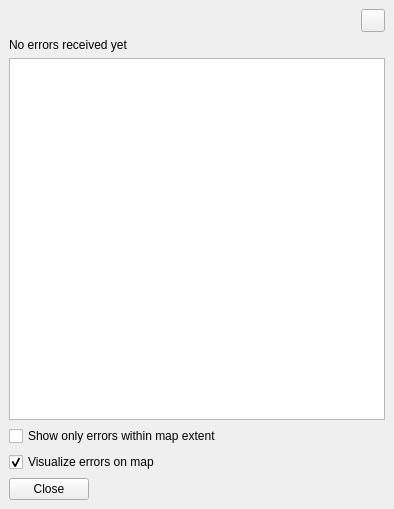
Above: src/quality_result_gui/ui/quality_errors_dock.ui from nlsfi/quality-result-gui before the change. Below: the same form after it.
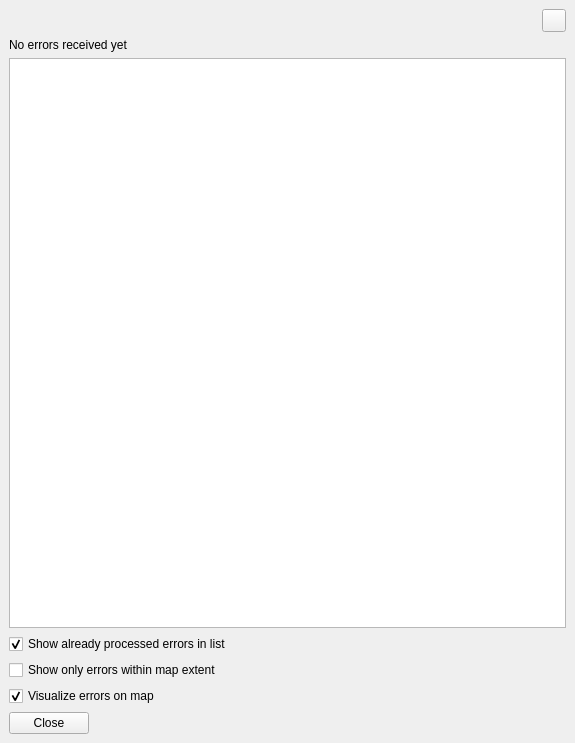
That is the form after the change. Custom widgets are drawn as their Qt base class.

Commit message: feat: change Show user processed filter into checkbox selection

```diff
--- a/src/quality_result_gui/ui/quality_errors_dock.ui
+++ b/src/quality_result_gui/ui/quality_errors_dock.ui
@@ -6,8 +6,8 @@
    <rect>
     <x>0</x>
     <y>0</y>
-    <width>394</width>
-    <height>509</height>
+    <width>575</width>
+    <height>743</height>
    </rect>
   </property>
   <property name="windowTitle">
@@ -61,6 +61,16 @@
     </item>
     <item>
      <layout class="QVBoxLayout" name="map_actions_layout">
+      <item>
+       <widget class="QCheckBox" name="show_user_processed_errors_check_box">
+        <property name="text">
+         <string>Show already processed errors in list</string>
+        </property>
+        <property name="checked">
+         <bool>true</bool>
+        </property>
+       </widget>
+      </item>
       <item>
        <widget class="QCheckBox" name="filter_with_map_extent_check_box">
         <property name="text">
```
The commit also changes 5 other files.
